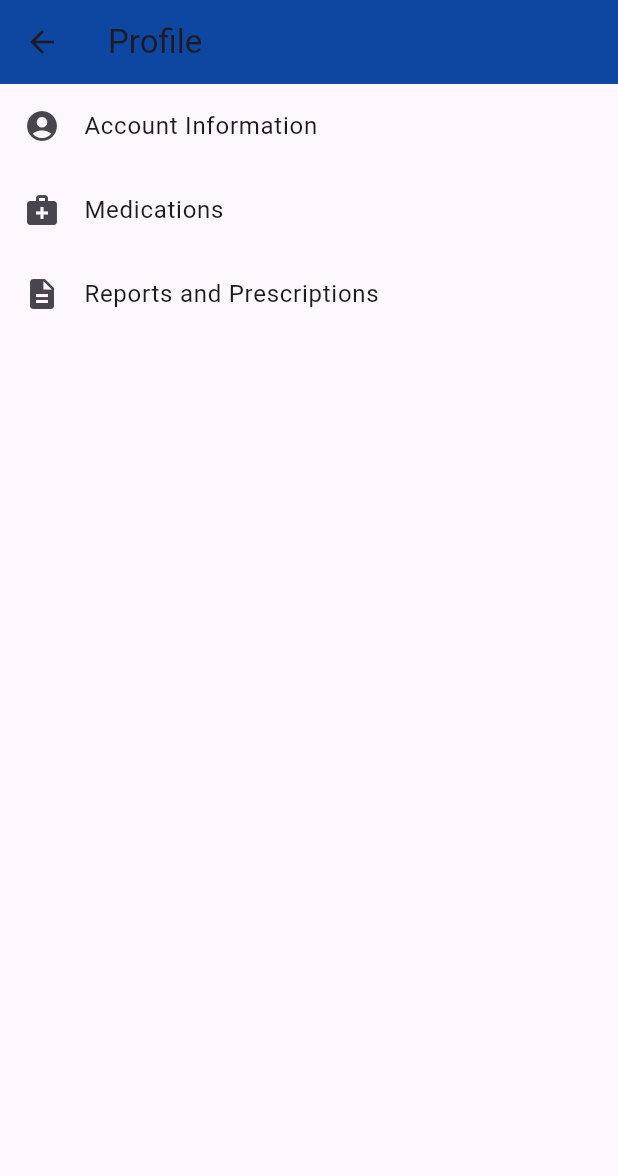
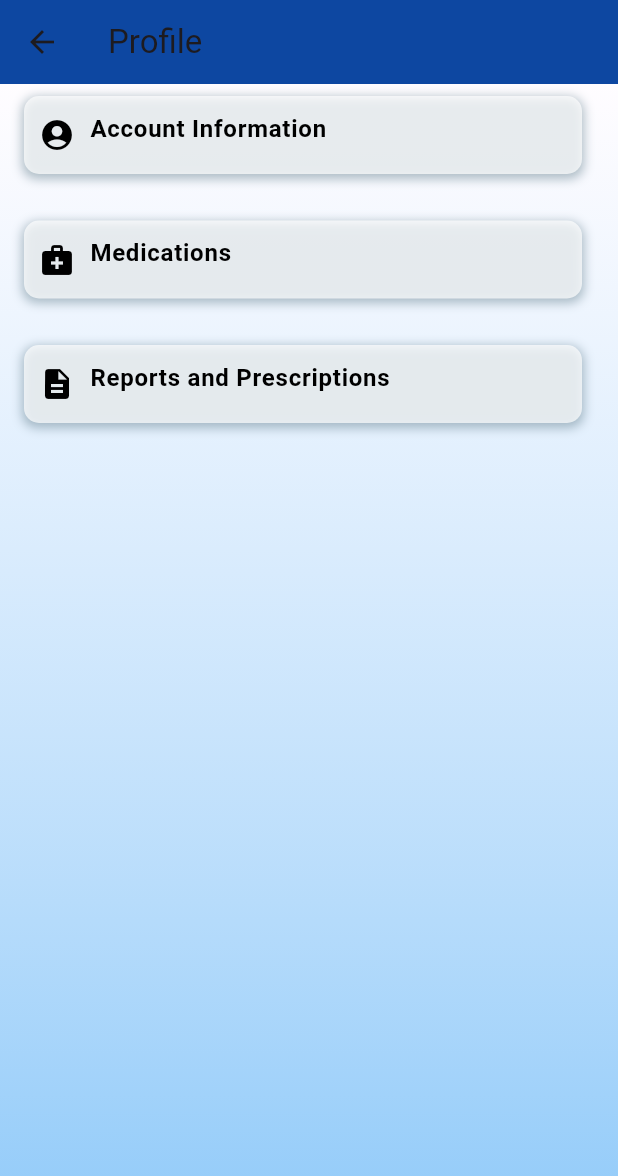
Before and after one commit to sadnamSakib/DP-I, a Flutter app: the InformationSelectionScreen screen opened directly, on a phone screen of 412 x 824 dp. Shown: the top 1176 px of the screen. Run offline on Flutter 3.47's test engine with Material 3 defaults, Android fonts, the phone set to English and light mode, and no system bars; our stand-ins replace cloud_firestore, csv, file_picker, firebase_analytics, firebase_auth, firebase_core and 13 more; missing offline and left inert: agora_uikit, android_alarm_manager_plus, app_settings, easy_pdf_viewer, encrypt, firebase_in_app_messaging and 4 more; accounts and stored records are empty; generated files the repository leaves out were written again.

Commit message:
Some changes in UI

```diff
--- a/lib/screens/patientInterface/profile/InfromationSelectionPage.dart
+++ b/lib/screens/patientInterface/profile/InfromationSelectionPage.dart
@@ -20,11 +20,22 @@ class _InformationSelectionScreenState extends State<InformationSelectionScreen>
         backgroundColor: Colors.blue.shade900,
 
       ),
-      body: ListView(
+      body:
+
+      Container(
+        decoration: BoxDecoration(
+          gradient: LinearGradient(
+            begin: Alignment.topCenter,
+            end: Alignment.bottomCenter,
+            colors: [Colors.white70, Colors.blue.shade200],
+          ),
+        ),
+        child: ListView(
           children: <Widget>[
             ListTile(
-            leading: Icon(Icons.account_circle),
-            title: Text('Account Information'),
+
+              title: ReusableRow(title:'Account Information' , iconData: Icons.account_circle),
+
               onTap: () {
                 Navigator.push(
                   context,
@@ -33,15 +44,16 @@ class _InformationSelectionScreenState extends State<InformationSelectionScreen>
               },
             ),
             ListTile(
-            leading: Icon(Icons.medical_services),
-            title: Text('Medications'),
+              title:ReusableRow(title:'Medications' , iconData: Icons.medical_services),
+
               onTap: () {
                 Navigator.push(context, MaterialPageRoute(builder: (context) => const CurrentPrescriptionScreen(medicationTime: 'morning',)));
               },
             ),
             ListTile(
-            leading: Icon(Icons.description),
-            title: Text('Reports and Prescriptions'),
+              title:
+            ReusableRow(title:'Reports and Prescriptions' , iconData: Icons.description),
+
             onTap: () {
                 Navigator.push(context, MaterialPageRoute(builder: (context) => const UploadFile()));
               },
@@ -50,6 +62,10 @@ class _InformationSelectionScreenState extends State<InformationSelectionScreen>
 
           ],
         ),
+      ),
+
+
+
     );
   }
 }
```
Also changed, not shown: lib/screens/patientInterface/Storage/Folder.dart (+54 -22 lines), lib/screens/patientInterface/Storage/Upload.dart (+125 -46 lines). Lines whose indentation alone changed are shown as unchanged.
